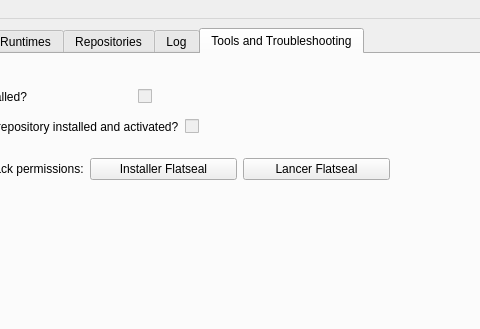
This is src/mainwindow.ui in seigneurfuo/flatpak-gui-python as Qt 5 draws it before an edit; both pictures show x 110 to 590 and y 0 to 329 of the 800 by 468 pixel window. The edited form follows.
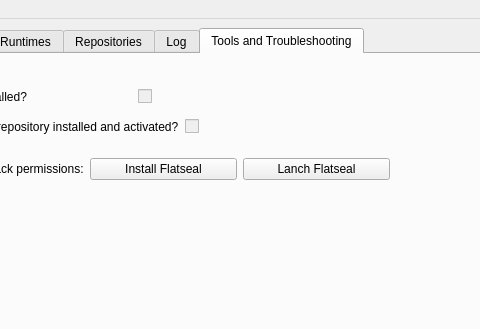
This is the edited form. The open tabs and pages were chosen to show the change. Icons and pictures are not drawn.

Commit message: Removal of French translation leftovers

```diff
--- a/src/mainwindow.ui
+++ b/src/mainwindow.ui
@@ -325,14 +325,14 @@
          <item row="0" column="1">
           <widget class="QPushButton" name="flatseal_install_button">
            <property name="text">
-            <string>Installer Flatseal</string>
+            <string>Install Flatseal</string>
            </property>
           </widget>
          </item>
          <item row="0" column="2">
           <widget class="QPushButton" name="flatseal_launch_button">
            <property name="text">
-            <string>Lancer Flatseal</string>
+            <string>Lanch Flatseal</string>
            </property>
           </widget>
          </item>
```
